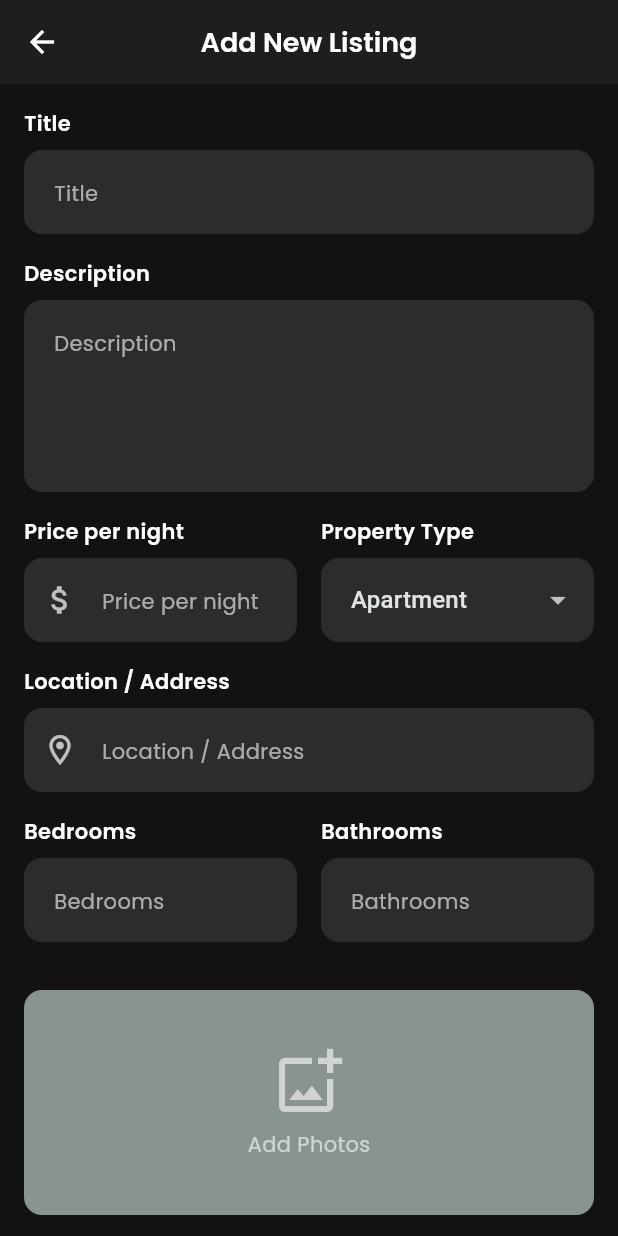
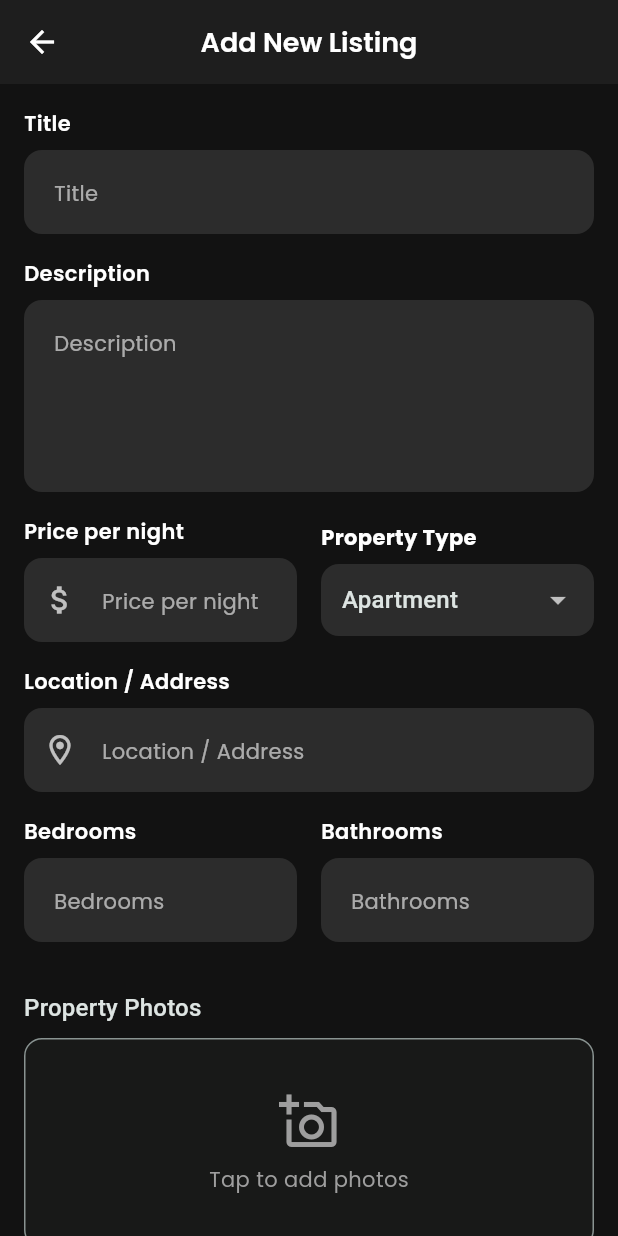
Before and after one commit to FaressYT/Maisonel, a Flutter app: the AddEditListingScreen screen opened directly, on a phone screen of 412 x 824 dp. Run offline on Flutter 3.47's test engine with Material 3 defaults, Android fonts, the phone set to English and light mode, and no system bars; our stand-ins replace google_fonts, image_picker; accounts and stored records are empty.

Commit message:
Update project models and screens

```diff
--- a/lib/screens/listings/add_edit_listing_screen.dart
+++ b/lib/screens/listings/add_edit_listing_screen.dart
@@ -1,11 +1,15 @@
+import 'dart:io';
 import 'package:flutter/material.dart';
+import 'package:image_picker/image_picker.dart';
+import 'package:path/path.dart' as p; // لاستخراج اسم الملف بشكل صحيح
 import '../../theme.dart';
 import '../../models/property.dart';
+import '../../services/api_service.dart';
 import '../../widgets/custom_button.dart';
 import '../../widgets/custom_text_field.dart';
 
 class AddEditListingScreen extends StatefulWidget {
-  final Property? property; // If null, we are adding new listing
+  final Property? property;
 
   const AddEditListingScreen({super.key, this.property});
 
@@ -15,14 +19,29 @@ class AddEditListingScreen extends StatefulWidget {
 
 class _AddEditListingScreenState extends State<AddEditListingScreen> {
   final _formKey = GlobalKey<FormState>();
+
+  // التحكم بالحقول
   late TextEditingController _titleController;
   late TextEditingController _descriptionController;
   late TextEditingController _priceController;
   late TextEditingController _locationController;
   late TextEditingController _bedroomsController;
   late TextEditingController _bathroomsController;
+
+  // الحقول المطلوبة للـ API (City & Size)
+  final TextEditingController _sizeController = TextEditingController(
+    text: "240",
+  );
+  final TextEditingController _cityController = TextEditingController(
+    text: "Aleppo",
+  );
+
   String _selectedType = 'Apartment';
   bool _isLoading = false;
+
+  // قائمة الصور والـ Picker
+  List<File> _selectedImages = [];
+  final ImagePicker _picker = ImagePicker();
 
   final List<String> _propertyTypes = [
     'Apartment',
@@ -65,34 +84,76 @@ class _AddEditListingScreenState extends State<AddEditListingScreen> {
     _locationController.dispose();
     _bedroomsController.dispose();
     _bathroomsController.dispose();
+    _sizeController.dispose();
+    _cityController.dispose();
     super.dispose();
   }
 
+  // دالة اختيار الصور (تطلب الإذن وتفتح المعرض)
+  Future<void> _pickImages() async {
+    try {
+      final List<XFile> images = await _picker.pickMultiImage(
+        imageQuality: 80, // لتقليل الحجم لسرعة الرفع
+      );
+      if (images.isNotEmpty) {
+        setState(() {
+          _selectedImages.addAll(
+            images.map((image) => File(image.path)).toList(),
+          );
+        });
+      }
+    } catch (e) {
+      debugPrint("Error picking images: $e");
+      _showErrorSnackBar("فشل الوصول إلى المعرض، يرجى التحقق من الإذونات.");
+    }
+  }
+
+  // دالة الحفظ النهائية
   void _saveListing() async {
     if (_formKey.currentState!.validate()) {
-      setState(() {
-        _isLoading = true;
-      });
+      if (_selectedImages.isEmpty && widget.property == null) {
+        _showErrorSnackBar("يرجى اختيار صورة واحدة على الأقل للعقار.");
+        return;
+      }
 
-      // Simulate API call
-      await Future.delayed(const Duration(seconds: 1));
+      setState(() => _isLoading = true);
+
+      // استدعاء الـ API الجديد storeApartment
+      final bool success = await ApiService.storeApartment(
+        city: _cityController.text,
+        size: _sizeController.text,
+        title: _titleController.text,
+        description: _descriptionController.text,
+        price: _priceController.text,
+        bedrooms: _bedroomsController.text,
+        bathrooms: _bathroomsController.text,
+        type: _selectedType.toLowerCase(),
+        location: _locationController.text,
+        images: _selectedImages,
+      );
 
       if (mounted) {
-        setState(() {
-          _isLoading = false;
-        });
-        ScaffoldMessenger.of(context).showSnackBar(
-          SnackBar(
-            content: Text(
-              widget.property == null
-                  ? 'Listing published successfully!'
-                  : 'Listing updated successfully!',
-            ),
-          ),
-        );
-        Navigator.pop(context);
+        setState(() => _isLoading = false);
+        if (success) {
+          _showSuccessSnackBar("تم نشر العقار بنجاح!");
+          Navigator.pop(context, true);
+        } else {
+          _showErrorSnackBar("فشل في عملية الحفظ، يرجى المحاولة لاحقاً.");
+        }
       }
     }
+  }
+
+  void _showErrorSnackBar(String message) {
+    ScaffoldMessenger.of(context).showSnackBar(
+      SnackBar(content: Text(message), backgroundColor: Colors.red),
+    );
+  }
+
+  void _showSuccessSnackBar(String message) {
+    ScaffoldMessenger.of(context).showSnackBar(
+      SnackBar(content: Text(message), backgroundColor: Colors.green),
+    );
   }
 
   @override
@@ -138,38 +199,7 @@ class _AddEditListingScreenState extends State<AddEditListingScreen> {
                     ),
                   ),
                   const SizedBox(width: AppSpacing.md),
-                  Expanded(
-                    child: Column(
-                      crossAxisAlignment: CrossAxisAlignment.start,
-                      children: [
-                        Text(
-                          'Property Type',
-                          style: Theme.of(context).textTheme.bodyMedium
-                              ?.copyWith(fontWeight: FontWeight.w600),
-                        ),
-                        const SizedBox(height: AppSpacing.sm),
-                        DropdownButtonFormField<String>(
-                          initialValue: _selectedType,
-                          decoration: InputDecoration(
-                            hintText: 'Select Type',
-                            hintStyle: Theme.of(context).textTheme.bodyMedium
-                                ?.copyWith(color: Theme.of(context).hintColor),
-                          ),
-                          items: _propertyTypes.map((type) {
-                            return DropdownMenuItem(
-                              value: type,
-                              child: Text(type),
-                            );
-                          }).toList(),
-                          onChanged: (value) {
-                            setState(() {
-                              _selectedType = value!;
-                            });
-                          },
-                        ),
-                      ],
-                    ),
-                  ),
+                  Expanded(child: _buildTypeDropdown()),
                 ],
               ),
               const SizedBox(height: AppSpacing.md),
@@ -205,34 +235,15 @@ class _AddEditListingScreenState extends State<AddEditListingScreen> {
                 ],
               ),
               const SizedBox(height: AppSpacing.xl),
-              // Image Upload Placeholder
-              Container(
-                height: 150,
-                width: double.infinity,
-                decoration: BoxDecoration(
-                  color: Theme.of(context).dividerColor,
-                  borderRadius: BorderRadius.circular(AppRadius.md),
-                  border: Border.all(
-                    color: Theme.of(context).dividerColor,
-                    style: BorderStyle.solid,
-                  ),
-                ),
-                child: Column(
-                  mainAxisAlignment: MainAxisAlignment.center,
-                  children: [
-                    Icon(
-                      Icons.add_photo_alternate_outlined,
-                      size: 48,
-                      color: Theme.of(context).hintColor,
-                    ),
-                    const SizedBox(height: 8),
-                    Text(
-                      'Add Photos',
-                      style: TextStyle(color: Theme.of(context).hintColor),
-                    ),
-                  ],
-                ),
+
+              // قسم اختيار الصور مع العرض
+              Text(
+                'Property Photos',
+                style: Theme.of(context).textTheme.titleMedium,
               ),
+              const SizedBox(height: AppSpacing.sm),
+              _buildImageSelectorArea(),
+
               const SizedBox(height: AppSpacing.xl),
               CustomButton(
                 text: widget.property == null
@@ -247,4 +258,104 @@ class _AddEditListingScreenState extends State<AddEditListingScreen> {
       ),
     );
   }
+
+  Widget _buildTypeDropdown() {
+    return Column(
+      crossAxisAlignment: CrossAxisAlignment.start,
+      children: [
+        Text(
+          'Property Type',
+          style: Theme.of(
+            context,
+          ).textTheme.bodyMedium?.copyWith(fontWeight: FontWeight.bold),
+        ),
+        const SizedBox(height: 8),
+        DropdownButtonFormField<String>(
+          value: _selectedType,
+          items: _propertyTypes
+              .map((type) => DropdownMenuItem(value: type, child: Text(type)))
+              .toList(),
+          onChanged: (value) => setState(() => _selectedType = value!),
+          decoration: const InputDecoration(
+            contentPadding: EdgeInsets.symmetric(horizontal: 10),
+          ),
+        ),
+      ],
+    );
+  }
+
+  Widget _buildImageSelectorArea() {
+    return Container(
+      height: 140,
+      width: double.infinity,
+      decoration: BoxDecoration(
+        color: Theme.of(context).dividerColor.withOpacity(0.05),
+        borderRadius: BorderRadius.circular(AppRadius.md),
+        border: Border.all(color: Theme.of(context).dividerColor),
+      ),
+      child: _selectedImages.isEmpty
+          ? InkWell(
+              onTap: _pickImages,
+              child: const Column(
+                mainAxisAlignment: MainAxisAlignment.center,
+                children: [
+                  Icon(
+                    Icons.add_a_photo_outlined,
+                    size: 40,
+                    color: Colors.grey,
+                  ),
+                  SizedBox(height: 8),
+                  Text(
+                    'Tap to add photos',
+                    style: TextStyle(color: Colors.grey),
+                  ),
+                ],
+              ),
+            )
+          : ListView.builder(
+              scrollDirection: Axis.horizontal,
+              itemCount: _selectedImages.length + 1,
+              itemBuilder: (context, index) {
+                if (index == _selectedImages.length) {
+                  return IconButton(
+                    icon: const Icon(Icons.add_circle_outline, size: 30),
+                    onPressed: _pickImages,
+                  );
+                }
+                return Padding(
+                  padding: const EdgeInsets.all(8.0),
+                  child: Stack(
+                    children: [
+                      ClipRRect(
+                        borderRadius: BorderRadius.circular(8),
+                        child: Image.file(
+                          _selectedImages[index],
+                          width: 100,
+                          height: 100,
+                          fit: BoxFit.cover,
+                        ),
+                      ),
+                      Positioned(
+                        right: 0,
+                        child: InkWell(
+                          onTap: () =>
+                              setState(() => _selectedImages.removeAt(index)),
+                          child: const CircleAvatar(
+                            radius: 12,
+                            backgroundColor: Colors.red,
+                            child: Icon(
+                              Icons.close,
+                              size: 16,
+                              color: Colors.white,
+                            ),
+                          ),
+                        ),
+                      ),
+                    ],
+                  ),
+                );
+              },
+            ),
+    );
+  }
 }
--- a/lib/services/api_service.dart
+++ b/lib/services/api_service.dart
@@ -1,4 +1,5 @@
 import 'dart:convert';
+import 'dart:io';
 import 'package:flutter/foundation.dart';
 import 'package:http/http.dart' as http;
 import 'package:image_picker/image_picker.dart';
@@ -323,4 +324,73 @@ class ApiService {
       throw Exception('Failed to load order details: ${response.statusCode}');
     }
   }
+
+  static Future<bool> storeApartment({
+    required String city,
+    required String size,
+    required String title,
+    required String description,
+    required String price,
+    required String bedrooms,
+    required String bathrooms,
+    required String type,
+    required String location,
+    required List<File> images,
+  }) async {
+    try {
+      // استخدام baseUrl الديناميكي لضمان عمل التطبيق على المحاكي والحقيقي
+      var request = http.MultipartRequest(
+        'POST',
+        Uri.parse('$baseUrl/filter'), // تم تعديله ليستخدم المتغير baseUrl
+      );
+
+      // إضافة الترويسات مع التوكن المخزن في الكلاس
+      request.headers.addAll({
+        'Accept': 'application/json',
+        'Content-Type': 'multipart/form-data',
+        if (_token != null) 'Authorization': 'Bearer $_token',
+      });
+
+      // إضافة الحقول النصية
+      request.fields.addAll({
+        'city': city,
+        'size': size,
+        'title': title,
+        'description': description,
+        'price': price,
+        'bedrooms': bedrooms,
+        'bathrooms': bathrooms,
+        'type': type,
+        'location': location,
+      });
+
+      // رفع الصور المختارة
+      for (var image in images) {
+        request.files.add(
+          await http.MultipartFile.fromPath(
+            'image_url[]',
+            image.path,
+            filename: image.path.split('/').last,
+          ),
+        );
+      }
+
+      // إرسال الطلب
+      var streamedResponse = await request.send();
+      var response = await http.Response.fromStream(streamedResponse);
+
+      if (response.statusCode == 201 || response.statusCode == 200) {
+        debugPrint('Property created successfully');
+        return true;
+      } else {
+        debugPrint(
+          'Failed. Status: ${response.statusCode}, Body: ${response.body}',
+        );
+        return false;
+      }
+    } catch (e) {
+      debugPrint('Error storing apartment: $e');
+      return false;
+    }
+  }
 }
```
